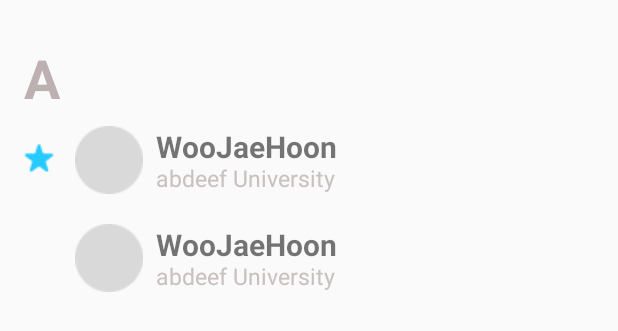
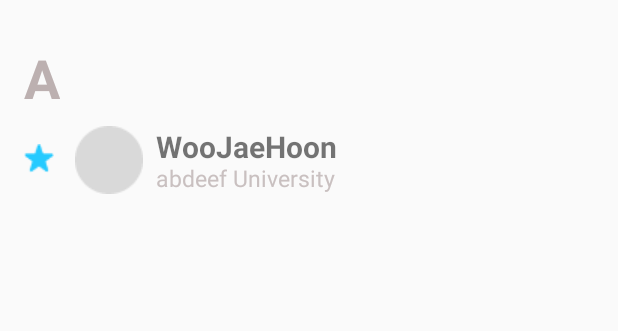
Before and after one commit to 5oreo5/ContactApp, an Android app: the layout activity_recyclerview_item_list.xml on its own in the app's theme, with its tools: preview values and no code run, on a phone screen of 412 x 824 dp. Shown: the top 331 px of the screen. Run offline under Robolectric (Android 15) with nearby library versions, the phone set to English and light mode, and no system bars.

Commit message:
어댑터 연결

```diff
--- a/app/src/main/java/com/android/contectapp/Item.kt
+++ b/app/src/main/java/com/android/contectapp/Item.kt
@@ -1,3 +1,3 @@
 package com.android.contectapp
 
-data class Item (val name:String, val number:String,val email:String ,val specilalist:String)
+data class Item (val name:String, val event:String, val Image: Int , val number:String,val email:String ,val nickname:String, val specilalist:String )
--- a/app/src/main/res/layout/activity_recyclerview_item_list.xml
+++ b/app/src/main/res/layout/activity_recyclerview_item_list.xml
@@ -30,17 +30,6 @@
         app:layout_constraintHorizontal_bias="0.136"
         app:layout_constraintStart_toStartOf="parent"
         app:layout_constraintTop_toBottomOf="@+id/recyclerview_collection" />
-
-    <ImageView
-        android:id="@+id/recyclerview_iv_profile2"
-        android:layout_width="wrap_content"
-        android:layout_height="wrap_content"
-        android:layout_marginTop="20dp"
-        android:src="@drawable/recycleview_iv_ellipse"
-        app:layout_constraintEnd_toEndOf="parent"
-        app:layout_constraintHorizontal_bias="0.136"
-        app:layout_constraintStart_toStartOf="parent"
-        app:layout_constraintTop_toBottomOf="@+id/recyclerview_iv_profile" />
 
     <ImageView
         android:id="@+id/recyclerview_iv_fave_fill"
@@ -81,32 +70,4 @@
         app:layout_constraintTop_toTopOf="@+id/recyclerview_iv_profile"
         app:layout_constraintVertical_bias="0.0" />
 
-    <TextView
-        android:id="@+id/recyclerview_speciallist2"
-        android:layout_width="wrap_content"
-        android:layout_height="wrap_content"
-        android:text="abdeef University"
-        android:textColor="#C9C0C0"
-        android:textSize="15sp"
-        app:layout_constraintBottom_toBottomOf="@+id/recyclerview_name2"
-        app:layout_constraintEnd_toEndOf="@+id/recyclerview_name"
-        app:layout_constraintHorizontal_bias="0.0"
-        app:layout_constraintStart_toStartOf="@+id/recyclerview_name2"
-        app:layout_constraintTop_toTopOf="@+id/recyclerview_name2"
-        app:layout_constraintVertical_bias="0.838" />
-
-    <TextView
-        android:id="@+id/recyclerview_name2"
-        android:layout_width="138dp"
-        android:layout_height="50dp"
-        android:text="WooJaeHoon"
-        android:textSize="20sp"
-        android:textStyle="bold"
-        app:layout_constraintBottom_toBottomOf="@+id/recyclerview_iv_profile2"
-        app:layout_constraintEnd_toEndOf="parent"
-        app:layout_constraintHorizontal_bias="0.05"
-        app:layout_constraintStart_toEndOf="@+id/recyclerview_iv_profile"
-        app:layout_constraintTop_toTopOf="@+id/recyclerview_iv_profile2"
-        app:layout_constraintVertical_bias="0.0" />
-
 </androidx.constraintlayout.widget.ConstraintLayout>
```
Also changed, not shown: app/src/main/java/com/android/contectapp/ContactListFragment.kt (+26 -37 lines), app/src/main/java/com/android/contectapp/recyclerviewAdapter.kt (+13 -13 lines), app/src/main/java/com/android/contectapp/recyclerview_item_list.kt (deleted, +0 -38 lines).
